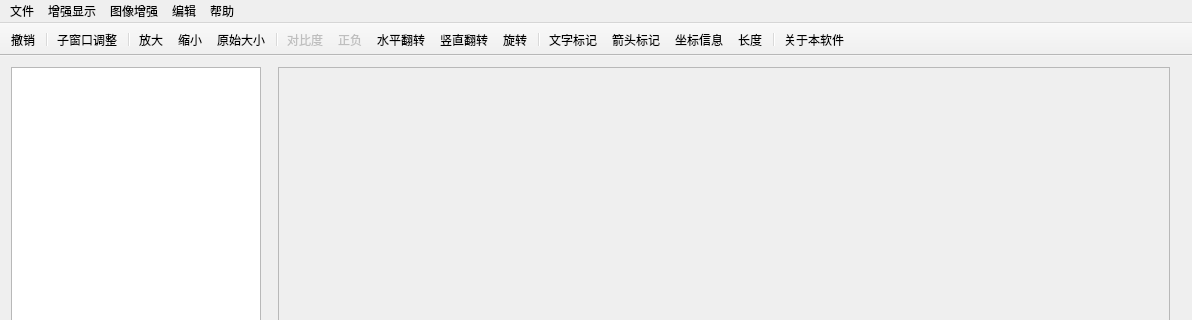
pigundermoon/industry, file mainwindow.ui: the form before one commit; both pictures show x 0 to 1192 and y 0 to 320 of the 1192 by 644 pixel window.
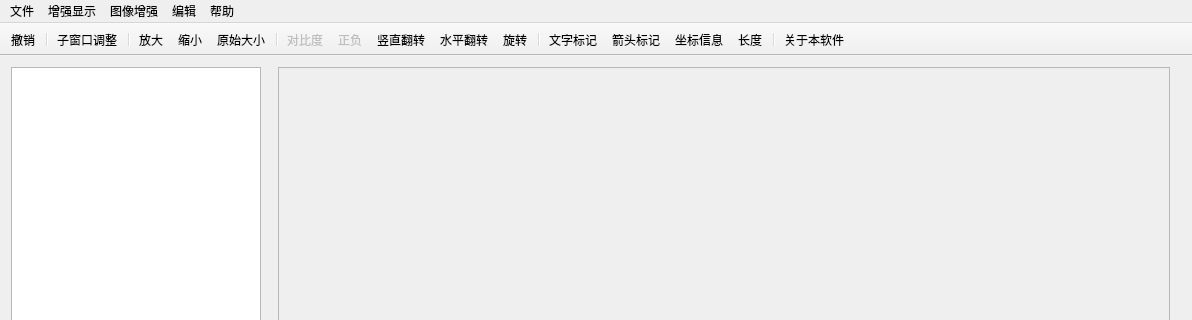
The form after the commit. Icons and pictures are not drawn.

What changed in the file:
```diff
--- a/mainwindow.ui
+++ b/mainwindow.ui
@@ -563,8 +563,8 @@
    <addaction name="separator"/>
    <addaction name="contrast"/>
    <addaction name="invert"/>
-   <addaction name="turn_horizontal"/>
    <addaction name="turn_vertical"/>
+   <addaction name="turn_horizontal"/>
    <addaction name="rotate_tool"/>
    <addaction name="separator"/>
    <addaction name="text_tool"/>
```
Left out of the diff: 56 changed lines with no effect on the pictures.
